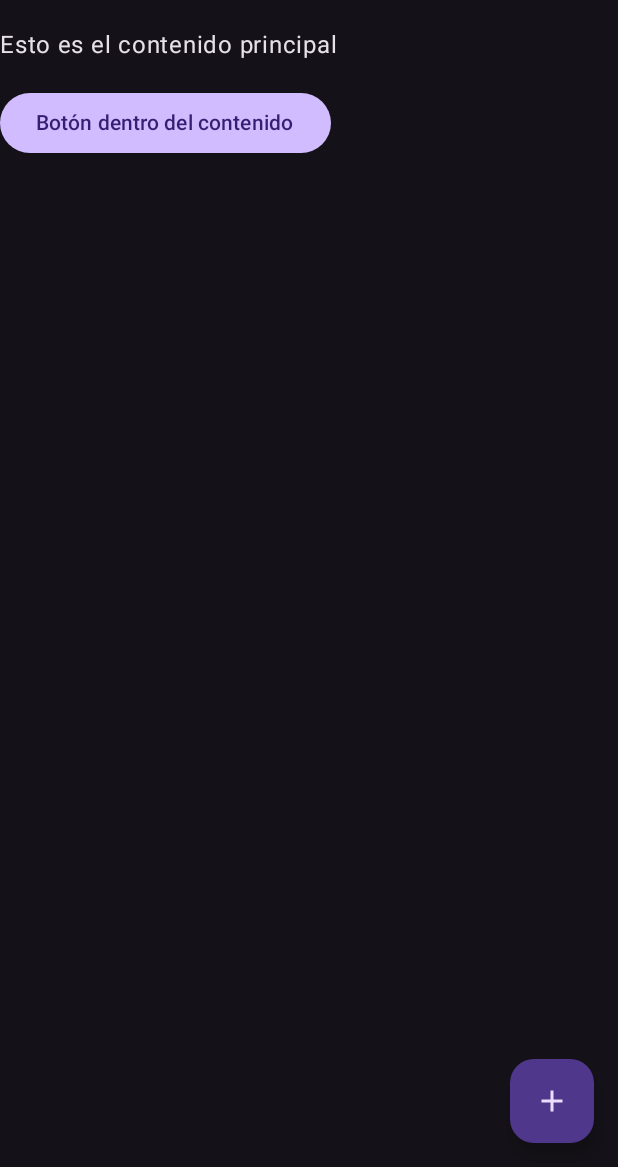
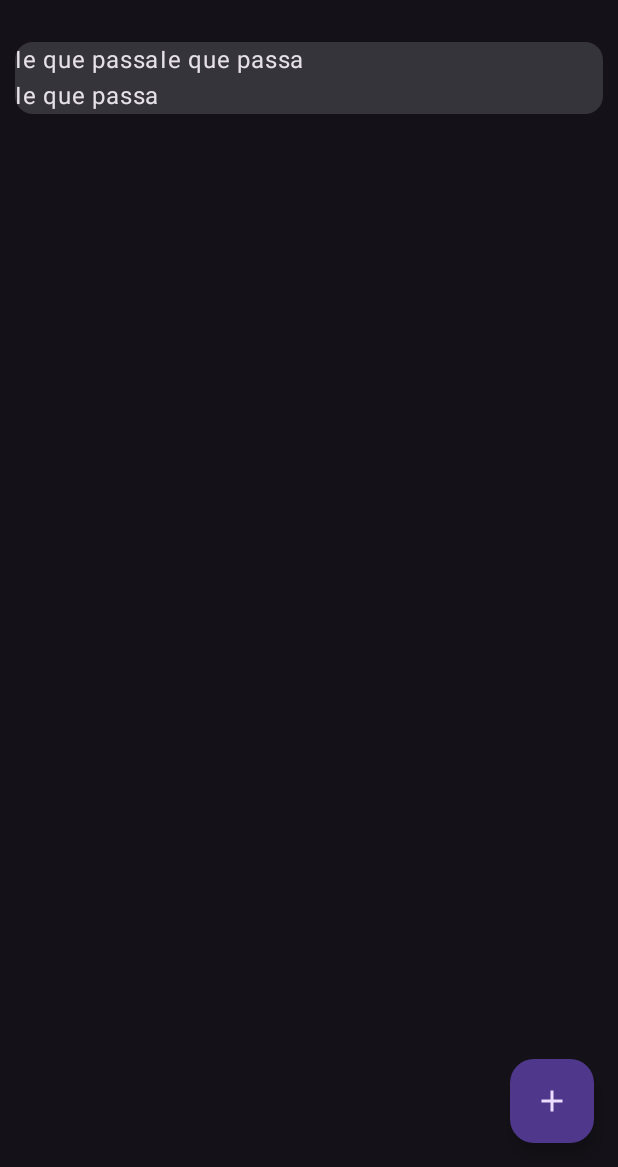
Before and after one commit to Faristol/MinimalMathAlarm, an Android app built with Jetpack Compose: the screen it shows after launch (MainActivity), after a tap on "Add", on a phone screen of 412 x 824 dp, the part 69-1236 px from its top. Run offline under Robolectric (Android 15) with nearby library versions, the phone set to English and light mode, and no system bars; 3 other taps on this screen came first.

Commit message:
Another brick in the wall

```diff
--- a/app/build.gradle.kts
+++ b/app/build.gradle.kts
@@ -50,7 +50,9 @@ android {
 }
 
 dependencies {
-
+    implementation(libs.androidx.room.runtime)
+    implementation(libs.androidx.room.compiler)
+    implementation(libs.androidx.room.ktx)
     implementation(libs.androidx.core.ktx)
     implementation(libs.androidx.lifecycle.runtime.ktx)
     implementation(libs.androidx.activity.compose)
--- /dev/null
+++ b/app/src/main/java/com/faristol/minimalmathalarm/CardInfo.kt
@@ -0,0 +1,13 @@
+package com.faristol.minimalmathalarm
+
+import com.faristol.minimalmathalarm.data.model.enums.ProblemDifficulty
+import com.faristol.minimalmathalarm.data.model.enums.ProblemType
+
+
+data class CardInfo(
+    var alarmTime: String = "08:00",
+    val problemDifficulty: ProblemDifficulty = ProblemDifficulty.EASY,
+    val problemType: ProblemType = ProblemType.SUM,
+    val problemQuantity: Int = 5,
+    val isActive : Boolean = true
+)
--- a/app/src/main/java/com/faristol/minimalmathalarm/MainActivity.kt
+++ b/app/src/main/java/com/faristol/minimalmathalarm/MainActivity.kt
@@ -6,19 +6,26 @@ import android.os.Bundle
 import androidx.activity.ComponentActivity
 import androidx.activity.compose.setContent
 import androidx.activity.enableEdgeToEdge
+import androidx.compose.animation.animateContentSize
 import androidx.compose.foundation.interaction.MutableInteractionSource
 import androidx.compose.foundation.layout.Column
+import androidx.compose.foundation.layout.Row
 import androidx.compose.foundation.layout.Spacer
 import androidx.compose.foundation.layout.WindowInsets
 import androidx.compose.foundation.layout.asPaddingValues
 import androidx.compose.foundation.layout.fillMaxSize
+import androidx.compose.foundation.layout.fillMaxWidth
 import androidx.compose.foundation.layout.height
 import androidx.compose.foundation.layout.navigationBars
 import androidx.compose.foundation.layout.padding
+import androidx.compose.foundation.layout.size
 import androidx.compose.foundation.layout.statusBarsPadding
+import androidx.compose.foundation.lazy.LazyColumn
+import androidx.compose.foundation.lazy.itemsIndexed
 import androidx.compose.material.icons.Icons
 import androidx.compose.material.icons.filled.Add
 import androidx.compose.material3.Button
+import androidx.compose.material3.Card
 import androidx.compose.material3.ExperimentalMaterial3Api
 import androidx.compose.material3.FloatingActionButton
 import androidx.compose.material3.Icon
@@ -28,10 +35,13 @@ import androidx.compose.material3.Scaffold
 import androidx.compose.material3.Surface
 import androidx.compose.material3.Switch
 import androidx.compose.material3.Text
+import androidx.compose.material3.TimePicker
 import androidx.compose.material3.TopAppBar
 import androidx.compose.material3.TopAppBarDefaults
+import androidx.compose.material3.rememberTimePickerState
 import androidx.compose.runtime.Composable
 import androidx.compose.runtime.getValue
+import androidx.compose.runtime.mutableStateListOf
 import androidx.compose.runtime.mutableStateOf
 import androidx.compose.runtime.remember
 import androidx.compose.runtime.setValue
@@ -50,6 +60,10 @@ import androidx.compose.ui.unit.dp
 import androidx.compose.ui.unit.sp
 import com.faristol.minimalmathalarm.ui.theme.MinimalMathAlarmTheme
 import drawable.Github
+import androidx.compose.runtime.getValue
+import androidx.compose.runtime.setValue
+import java.util.Calendar
+
 
 class MainActivity : ComponentActivity() {
     override fun onCreate(savedInstanceState: Bundle?) {
@@ -64,6 +78,7 @@ class MainActivity : ComponentActivity() {
     @Composable
     fun MinimalMathAlarmLayout() {
         var isDarkTheme by remember { mutableStateOf(false) }
+        val cardItems = remember { mutableStateListOf<CardInfo>() }
         MinimalMathAlarmTheme(darkTheme = isDarkTheme) {
             Scaffold(topBar = {
                 MinimalMathAlarmTopBar(
@@ -72,26 +87,87 @@ class MainActivity : ComponentActivity() {
 
             },
                 floatingActionButton = {
-                FloatingActionButton(onClick = { DisplayCard() }) {
+                    FloatingActionButton(onClick = { cardItems.add(CardInfo()) }) {
                         Icon(Icons.Default.Add, contentDescription = "Add")
                     }
                 }
 
             ) { paddingValues ->
-                Column(
-                    modifier = Modifier
-                        .fillMaxSize()
-                        .padding(paddingValues) // Evita colisiones con topBar y bottomBar
+                LazyColumn(
+                    modifier = Modifier.padding(paddingValues)
                 ) {
-                    Text("Esto es el contenido principal")
-                    Spacer(modifier = Modifier.height(16.dp))
-                    Button(onClick = { /* Acción */ }) {
-                        Text("Botón dentro del contenido")
+                    itemsIndexed(cardItems) { _, card ->
+                        Card(
+                            modifier = Modifier.fillMaxWidth().padding(10.dp)
+                        ) {
+                            Row{
+                                Column {
+                                    Text("Ie que passa")
+                                }
+                                Column{
+                                    Text("Ie que passa")
+
+                                }
+                            }
+                            Row{
+                                Text("Ie que passa")
+                            }
+                        }
+                    }
+
+
                 }
             }
         }
     }
+
+    class MainActivity : ComponentActivity() {
+        override fun onCreate(savedInstanceState: Bundle?) {
+            super.onCreate(savedInstanceState)
+            enableEdgeToEdge()
+            setContent {
+                MinimalMathAlarmLayout()
+
             }
+        }
+
+        @Composable
+        fun MinimalMathAlarmLayout() {
+            var isDarkTheme by remember { mutableStateOf(false) }
+            val cardItems = remember { mutableStateListOf<CardInfo>() }
+            MinimalMathAlarmTheme(darkTheme = isDarkTheme) {
+                Scaffold(topBar = {
+                    MinimalMathAlarmTopBar(
+                        isDarkTheme,
+                        onThemeChange = { isDarkTheme = it })
+
+                },
+                    floatingActionButton = {
+                        FloatingActionButton(onClick = { cardItems.add(CardInfo()) }) {
+                            Icon(Icons.Default.Add, contentDescription = "Add")
+                        }
+                    }
+
+                ) { paddingValues ->
+                    LazyColumn(
+                        modifier = Modifier.padding(paddingValues)
+                    ) {
+                        itemsIndexed(cardItems) { index, card ->
+                            // Mostrar cada tarjeta en la lista
+                            Card(
+                                modifier = Modifier.padding(8.dp)
+                            ) {
+                                Text(text = "Card Info: ${card.toString()}") // Ajusta esto según las propiedades de `CardInfo`
+                            }
+                        }
+
+
+                    }
+                }
+            }
+        }
+
+
         @OptIn(ExperimentalMaterial3Api::class)
         @Composable
         fun MinimalMathAlarmTopBar(isDarkTheme: Boolean, onThemeChange: (Boolean) -> Unit) {
@@ -121,11 +197,7 @@ class MainActivity : ComponentActivity() {
                 }
             )
         }
-    @Composable
-    fun DisplayCard(){
 
-
-    }
 
         @Composable
         fun GitHubImage() {
@@ -143,6 +215,54 @@ class MainActivity : ComponentActivity() {
         }
 
 
+    }
+
+
+    @OptIn(ExperimentalMaterial3Api::class)
+    @Composable
+    fun MinimalMathAlarmTopBar(isDarkTheme: Boolean, onThemeChange: (Boolean) -> Unit) {
+
+        TopAppBar(
+            title = {
+                Text(
+                    text = "Minimal Math Alarm",
+                    fontWeight = FontWeight.SemiBold,
+                    fontSize = 20.sp,
+                    letterSpacing = TextUnit(2F, TextUnitType.Sp)
+                )
+            },
+            actions = {
+                GitHubImage()
+                IconButton(
+                    onClick = { onThemeChange(!isDarkTheme) } // Cambia entre temas
+                ) {
+                    val iconRes =
+                        if (isDarkTheme) R.drawable.baseline_wb_sunny_24 else R.drawable.baseline_dark_mode_24
+                    Icon(
+                        painter = painterResource(id = iconRes),
+                        contentDescription = "Cambiar tema"
+                    )
+                }
+
+            }
+        )
+    }
+
+
+    @Composable
+    fun GitHubImage() {
+        val context = LocalContext.current
+        IconButton(onClick = {
+            val intent =
+                Intent(Intent.ACTION_VIEW, Uri.parse("https://github.com/Faristol"))
+            context.startActivity(intent) // Abre el navegador con la URL
+        }) {
+            Icon(
+                imageVector = Github, // Cambia por el recurso del ícono que desees usar
+                contentDescription = "Go to GitHub"
+            )
+        }
+    }
 
 
 }
--- /dev/null
+++ b/app/src/main/java/com/faristol/minimalmathalarm/data/model/enums/AlarmEnums.kt
@@ -0,0 +1,19 @@
+package com.faristol.minimalmathalarm.data.model.enums
+
+enum class ProblemDifficulty {
+    EASY, MEDIUM, HARD
+}
+
+enum class ProblemType {
+    SUM, SUBTRACTION, MULTIPLICATION, DIVISION, MIXED
+}
+
+enum class TargetDays {
+    MONDAY,
+    TUESDAY,
+    WEDNESDAY,
+    THURSDAY,
+    FRIDAY,
+    SATURDAY,
+    SUNDAY
+}
--- a/gradle/libs.versions.toml
+++ b/gradle/libs.versions.toml
@@ -8,9 +8,13 @@ espressoCore = "3.6.1"
 lifecycleRuntimeKtx = "2.8.7"
 activityCompose = "1.9.3"
 composeBom = "2024.04.01"
+roomVersion = "2.6.1"
 
 [libraries]
 androidx-core-ktx = { group = "androidx.core", name = "core-ktx", version.ref = "coreKtx" }
+androidx-room-compiler = { module = "androidx.room:room-compiler", version.ref = "roomVersion" }
+androidx-room-ktx = { module = "androidx.room:room-ktx", version.ref = "roomVersion" }
+androidx-room-runtime = { module = "androidx.room:room-runtime", version.ref = "roomVersion" }
 junit = { group = "junit", name = "junit", version.ref = "junit" }
 androidx-junit = { group = "androidx.test.ext", name = "junit", version.ref = "junitVersion" }
 androidx-espresso-core = { group = "androidx.test.espresso", name = "espresso-core", version.ref = "espressoCore" }
```
Also changed, not shown: app/src/main/java/com/faristol/minimalmathalarm/data/model/AlarmEntity.kt (added, +20 -0 lines), app/src/main/java/com/faristol/minimalmathalarm/data/model/converters/Converters.kt (added, +15 -0 lines), app/src/main/java/com/faristol/minimalmathalarm/data/source/local/AlarmDao.kt (added, +23 -0 lines), app/src/main/java/com/faristol/minimalmathalarm/data/source/local/AlarmDatabase.kt (added, +13 -0 lines). Lines whose indentation alone changed are shown as unchanged.
